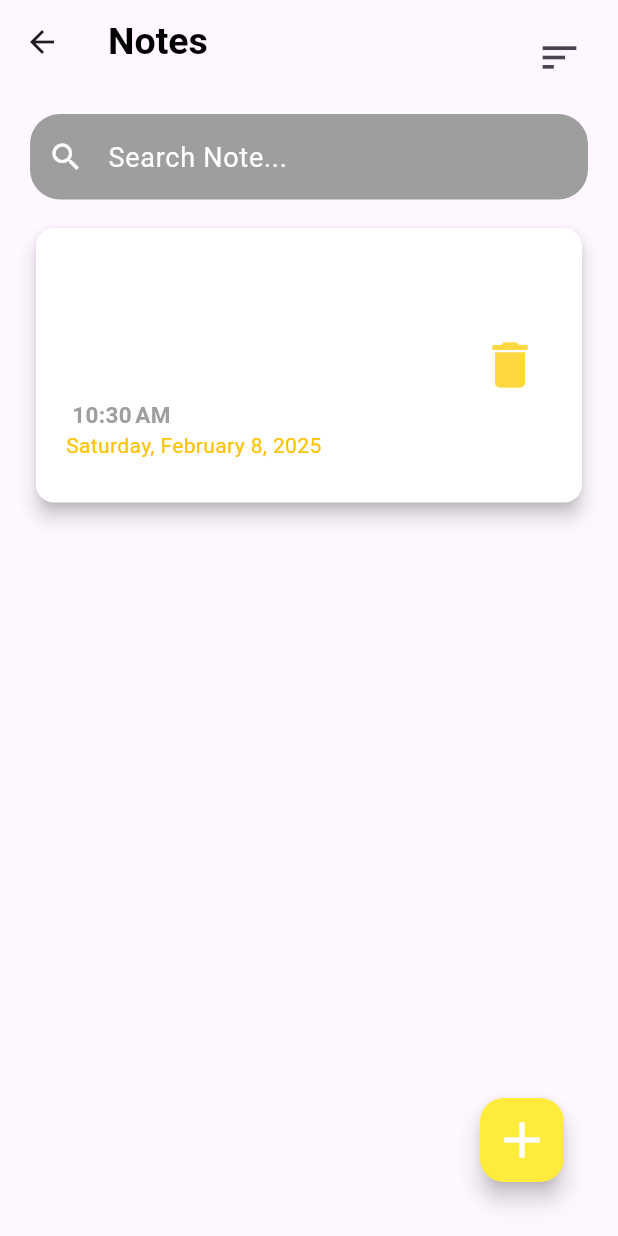
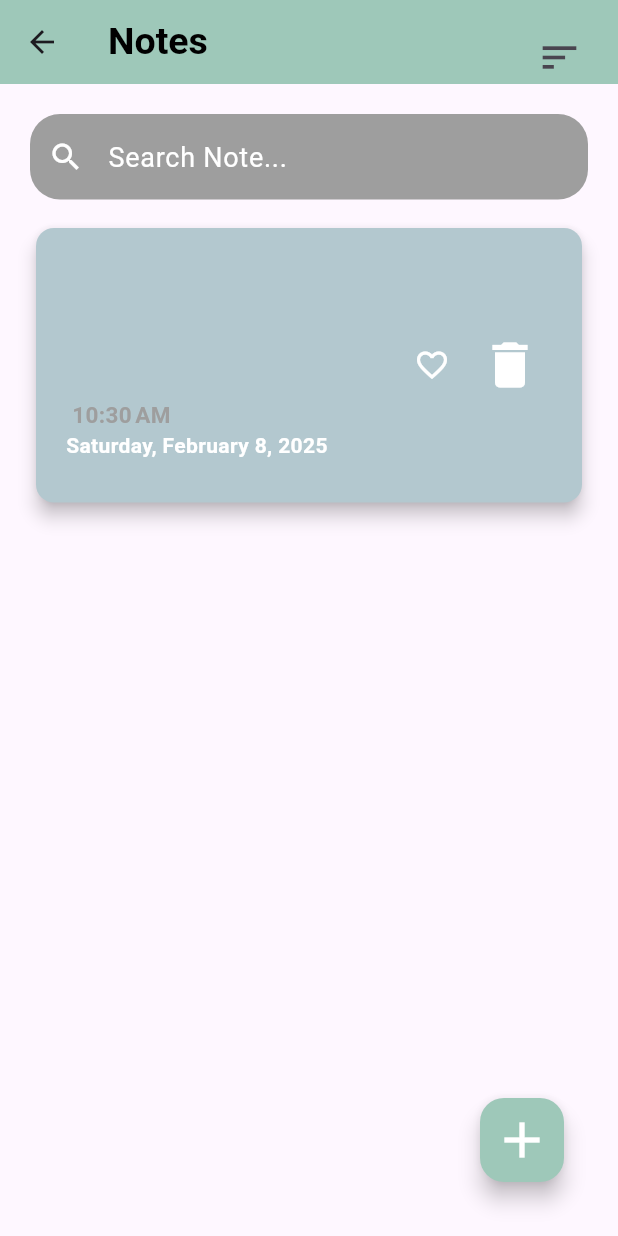
Before and after one commit to aysha789/Note_with_crud, a Flutter app: the NodeAdd screen opened directly, after a tap on the "save" icon, on a phone screen of 412 x 824 dp. Run offline on Flutter 3.47's test engine with Material 3 defaults, Android fonts, the phone set to English and light mode, and no system bars.

Commit message:
my changes

```diff
--- a/lib/note_add.dart
+++ b/lib/note_add.dart
@@ -20,7 +20,9 @@ class _NodeAddState extends State<NodeAdd> {
   @override
   Widget build(BuildContext context) {
     return Scaffold(
+      backgroundColor: Color(0xffCBE4DE),
       appBar: AppBar(
+        backgroundColor: Color(0xff9EC8B9),
         title: Center(
           child: Text("Add your note",style:TextStyle(
             color: Colors.black,
@@ -44,9 +46,9 @@ class _NodeAddState extends State<NodeAdd> {
                       return null;
                     },
                     decoration: InputDecoration(
-                        fillColor: Colors.white70,
-                        filled: true,
-                        hintText: "title",
+                        // fillColor: Colors.white70,
+                        //  filled: true,
+                         hintText: "title",
                         hintStyle: TextStyle(
                           fontSize: 25,
                         ),
@@ -69,10 +71,9 @@ class _NodeAddState extends State<NodeAdd> {
                       return null;
                     },
                     maxLines: 15,
-                    maxLength: 200,
                     decoration: InputDecoration(
-                        fillColor: Colors.white70,
-                        filled: true,
+                        // fillColor: Colors.white70,
+                        // filled: true,
                         hintText: "type something here",
                         hintStyle: TextStyle(
                             fontSize: 18
--- a/lib/note_screen.dart
+++ b/lib/note_screen.dart
@@ -8,10 +8,10 @@ import 'note_update.dart';
 
 
 List<Color> backgroundcolors = [
-  Color(0xffD9DFC6),
-  Color(0xffEFF3EA),
-  Color(0xffFFFDF0),
-  Color(0xffD0DDD0),
+ Color(0xffB3C8CF),
+ Color(0xffBED7DC),
+ Color(0xffF1EEDC),
+ Color(0xffE5DDC5),
 ];
 List<Map<String, dynamic>> notelist = [];
 
@@ -33,6 +33,7 @@ class _StartScreenState extends State<StartScreen> {
   Widget build(BuildContext context) {
     return Scaffold(
       appBar: AppBar(
+          backgroundColor: Color(0xff9EC8B9),
           title: Row(
             children: [
               Flexible(
@@ -81,7 +82,7 @@ class _StartScreenState extends State<StartScreen> {
                                 i: index,)));
                         },
                         child: Card(
-                            color: Colors.white,
+                            color: getRandomColors(),
                             elevation: 5,
                             child: ListTile(
                               contentPadding: EdgeInsets.all(20),
@@ -118,12 +119,19 @@ class _StartScreenState extends State<StartScreen> {
                                     ),
                                   ),
                                   Text("${DateFormat.yMMMMEEEEd().format(notelist[index]['date'])}",style: TextStyle(
-                                      color: Colors.amber
+                                      color: Colors.white,
+                                    fontWeight: FontWeight.bold
                                   ),),
                                 ],
                               ),
-                              trailing: Column(
+                              trailing: Row(
+                                  mainAxisSize: MainAxisSize.min,
                                   children: [
+                                    IconButton(
+                                        onPressed: (){
+                                        },
+                                        icon: Icon(Icons.favorite_border_outlined,
+                                            color:Colors.white)),
                                     IconButton(
                                       onPressed: (){
                                         showDialog(
@@ -169,15 +177,16 @@ class _StartScreenState extends State<StartScreen> {
                                       },
                                       icon: Icon(
                                         Icons.delete,
-                                      color: Colors.amberAccent,
+                                        color: Colors.white,
                                         size: 40,
                                       ),
                                     ),
                                   ],
                                 ),
+                              ),
                             )
-                        ),
                         );
+
 
                     }
                 ),
@@ -188,7 +197,7 @@ class _StartScreenState extends State<StartScreen> {
       floatingActionButton: Padding(
         padding: const EdgeInsets.all(20.0),
         child: FloatingActionButton(
-          backgroundColor: Colors.yellow,
+          backgroundColor: Color(0xff9EC8B9),
           onPressed: () {
             Navigator.push(
                 context, MaterialPageRoute(builder: (context) => NodeAdd()));
--- a/lib/note_update.dart
+++ b/lib/note_update.dart
@@ -21,7 +21,9 @@ class _NodeAddState extends State<NodeUpdate> {
     titlecontroller.text=widget.title;
     Discriptioncontroller.text=widget.subtitle;
     return Scaffold(
+      backgroundColor: Color(0xffCBE4DE),
       appBar: AppBar(
+        backgroundColor: Color(0xff9EC8B9),
         title: Center(
           child: Text("Edit your note",style:TextStyle(
             color: Colors.black,
@@ -45,8 +47,8 @@ class _NodeAddState extends State<NodeUpdate> {
                       return null;
                     },
                     decoration: InputDecoration(
-                        fillColor: Colors.white70,
-                        filled: true,
+                        // fillColor: Colors.white70,
+                        // filled: true,
                         hintText: "title",
                         hintStyle: TextStyle(
                           fontSize: 25,
@@ -70,10 +72,9 @@ class _NodeAddState extends State<NodeUpdate> {
                       return null;
                     },
                     maxLines: 15,
-                    maxLength: 200,
                     decoration: InputDecoration(
-                        fillColor: Colors.white70,
-                        filled: true,
+                        // fillColor: Colors.white70,
+                        // filled: true,
                         hintText: "type something here",
                         hintStyle: TextStyle(
                             fontSize: 18
```
Lines whose indentation alone changed are shown as unchanged.
